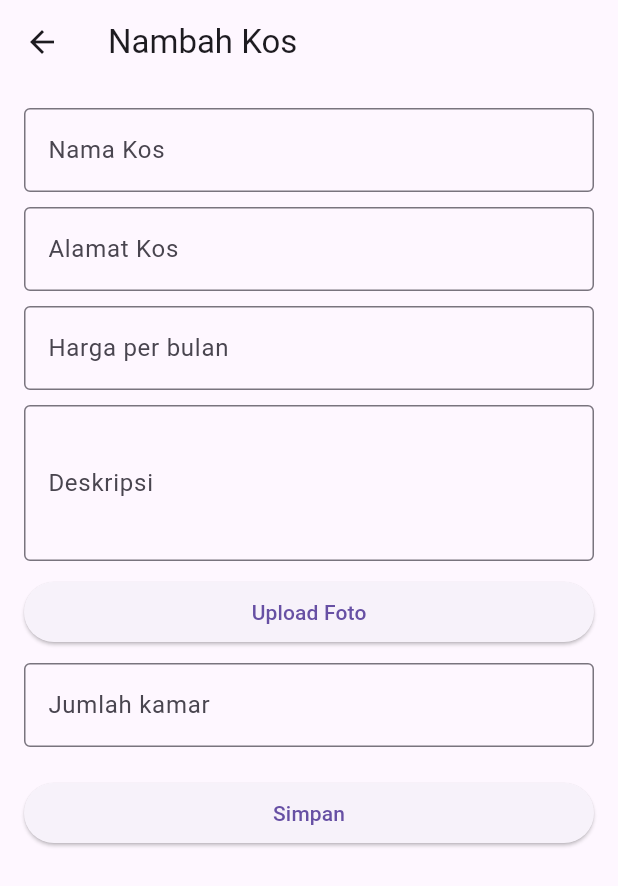
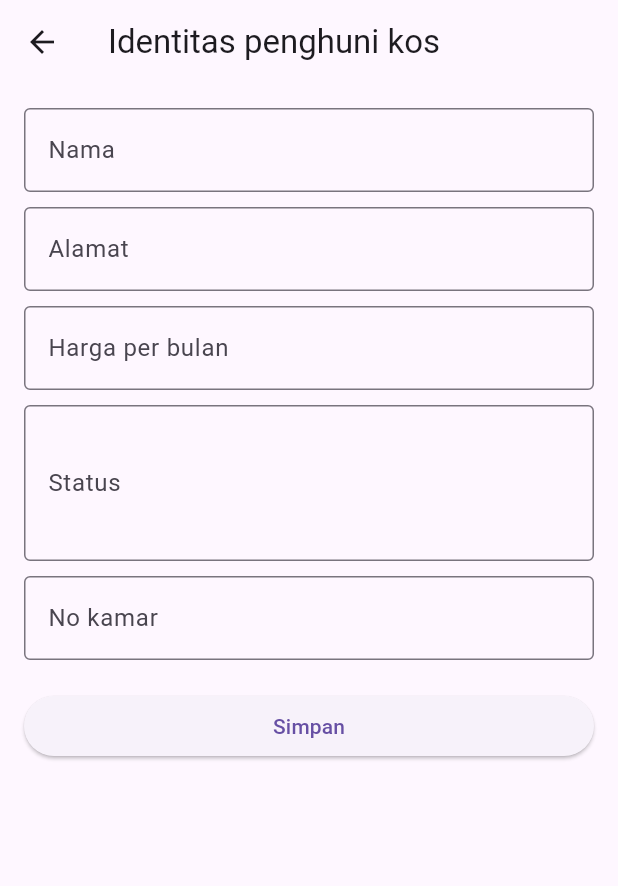
Before and after one commit to UlfiatulRosida/kos, a Flutter app: the HomePage screen opened by its route, after a tap on the "add" icon, on a phone screen of 412 x 824 dp. Shown: the top 886 px of the screen. Run offline on Flutter 3.47's test engine with Material 3 defaults, Android fonts, the phone set to English and light mode, and no system bars; our stand-ins replace supabase_flutter; accounts and stored records are empty.

```diff
--- a/lib/main.dart
+++ b/lib/main.dart
@@ -6,11 +6,11 @@ import 'package:kos/pages/detail_page.dart';
 import 'package:supabase_flutter/supabase_flutter.dart';
 
 const String supabaseKey =
-    'eyJhbGciOiJIUzI1NiIsInR5cCI6IkpXVCJ9.eyJpc3MiOiJzdXBhYmFzZSIsInJlZiI6Imhic2FzcXV5eHpldmNkcW1oeGZwIiwicm9sZSI6ImFub24iLCJpYXQiOjE3NDU2NzU3MjcsImV4cCI6MjA2MTI1MTcyN30.fDSLwsn0G2jUb82HhTEwsxYdng_3cDsdR7QxtRNPCOg';
+    'eyJhbGciOiJIUzI1NiIsInR5cCI6IkpXVCJ9.eyJpc3MiOiJzdXBhYmFzZSIsInJlZiI6Inl2d21jbWhnempnemR4Ynl6aWx0Iiwicm9sZSI6ImFub24iLCJpYXQiOjE3NDUyMjAwMTQsImV4cCI6MjA2MDc5NjAxNH0.pNBrQsyIdWrCUkdfMzn-K8BACKnwO_m0hFKB-yXgrBI';
 
 Future<void> main() async {
   await Supabase.initialize(
-      url: 'https://hbsasquyxzevcdqmhxfp.supabase.co', anonKey: supabaseKey);
+      url: 'https://yvwmcmhgzjgzdxbyzilt.supabase.co', anonKey: supabaseKey);
 
   runApp(const MyApp());
 }
--- a/lib/pages/add_page.dart
+++ b/lib/pages/add_page.dart
@@ -6,21 +6,21 @@ class AddPage extends StatelessWidget {
   @override
   Widget build(BuildContext context) {
     return Scaffold(
-      appBar: AppBar(title: const Text('Nambah Kos')),
+      appBar: AppBar(title: const Text('Identitas penghuni kos')),
       body: Padding(
         padding: const EdgeInsets.all(16),
         child: ListView(
           children: [
             const TextField(
               decoration: InputDecoration(
-                labelText: 'Nama Kos',
+                labelText: 'Nama',
                 border: OutlineInputBorder(),
               ),
             ),
             const SizedBox(height: 10),
             const TextField(
               decoration: InputDecoration(
-                labelText: 'Alamat Kos',
+                labelText: 'Alamat',
                 border: OutlineInputBorder(),
               ),
             ),
@@ -35,22 +35,15 @@ class AddPage extends StatelessWidget {
             const SizedBox(height: 10),
             const TextField(
               decoration: InputDecoration(
-                labelText: 'Deskripsi',
+                labelText: 'Status',
                 border: OutlineInputBorder(),
               ),
               maxLines: 3,
             ),
             const SizedBox(height: 10),
-            ElevatedButton(
-              onPressed: () {
-                // Aksi upload foto
-              },
-              child: const Text('Upload Foto'),
-            ),
-            const SizedBox(height: 10),
             const TextField(
               decoration: InputDecoration(
-                labelText: 'Jumlah kamar',
+                labelText: 'No kamar',
                 border: OutlineInputBorder(),
               ),
               keyboardType: TextInputType.number,
--- a/lib/pages/home_page.dart
+++ b/lib/pages/home_page.dart
@@ -17,36 +17,21 @@ class _HomePageState extends State<HomePage> {
     fetchDataKos();
   }
 
-  Future<void> fetchDataKos() async {
-    final response =
-        await Supabase.instance.client.from('DataKos').select().execute();
-
-    if (response.error == null && response.data != null) {
-      print('Data fetched: ${response.data}');
-      setState(() {
-        kosList = List<Map<String, dynamic>>.from(response.data);
-      });
-    } else {
-      // Handle error
-      print('Error fetching data: ${response.error?.message}');
-    }
+  Future fetchDataKos() async {
+    final response = await Supabase.instance.client.from('Kos').select();
+    return (response as List)
+        .map((item) => Map<String, dynamic>.from(item))
+        .toList();
   }
 
   @override
   Widget build(BuildContext context) {
     return Scaffold(
         appBar: AppBar(title: const Text('Daftar Kos Anda')),
-      floatingActionButton: FloatingActionButton(
-        onPressed: () {
-          Navigator.pushNamed(context, '/add');
-        },
-        child: const Icon(Icons.add),
-      ),
         body: ListView.builder(
             padding: const EdgeInsets.all(8),
             itemCount: kosList.length, // contoh dummy 3 data
             itemBuilder: (context, index) {
-            final kos = kosList[index];
               return Card(
                 child: ListTile(
                   leading: Container(
@@ -63,6 +48,11 @@ class _HomePageState extends State<HomePage> {
                 ),
               );
             }),
-    );
+        floatingActionButton: FloatingActionButton(
+          onPressed: () {
+            Navigator.pushNamed(context, '/add', arguments: kosList);
+          },
+          child: const Icon(Icons.add),
+        ));
   }
 }
```
Also changed, not shown: lib/pages/login_page.dart (+3 -20 lines). Lines whose indentation alone changed are shown as unchanged.
